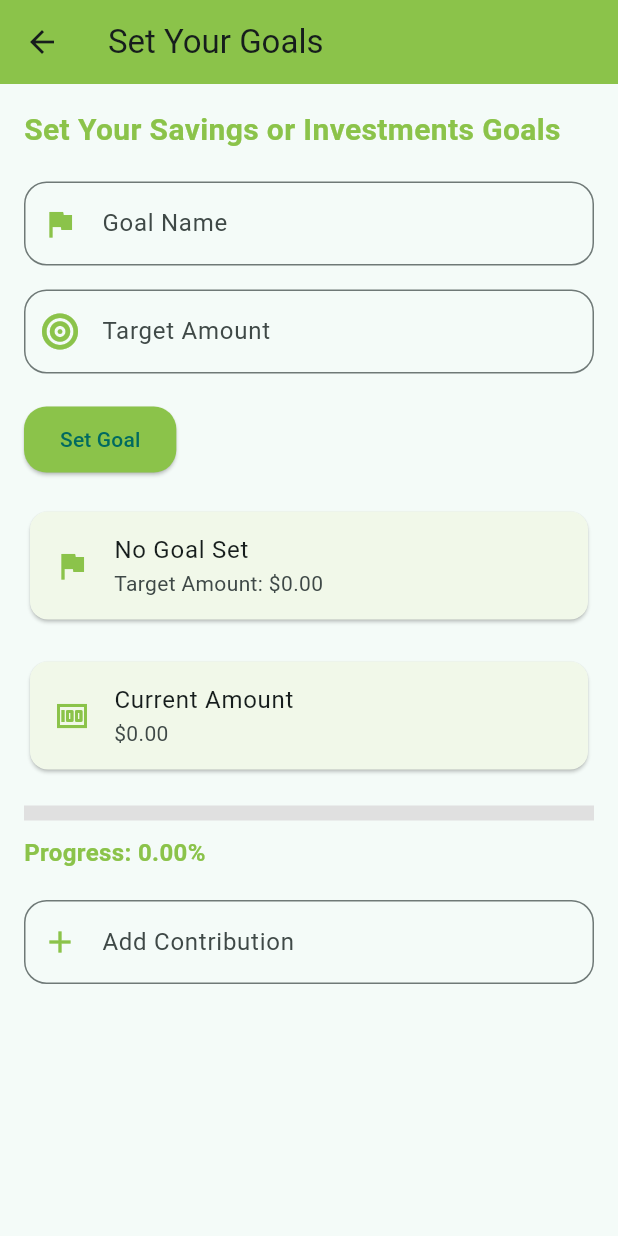
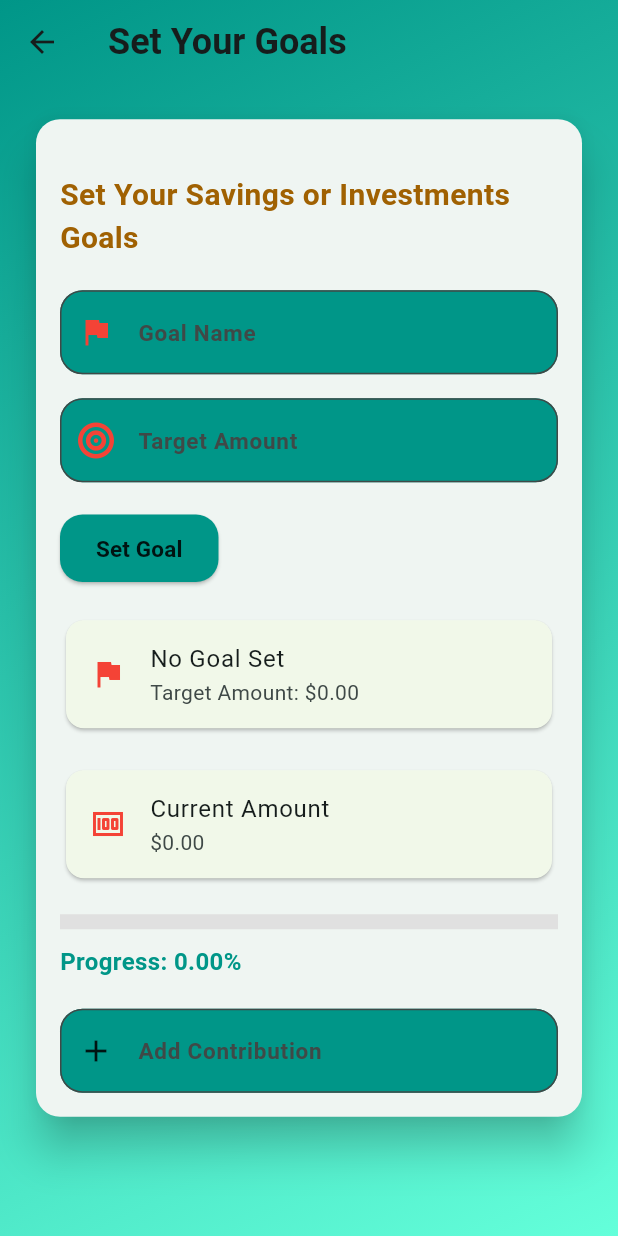
Before and after one commit to DuminduMalinga/first_project, a Flutter app: the GoalScreen screen opened directly, on a phone screen of 412 x 824 dp. Run offline on Flutter 3.47's test engine with Material 3 defaults, Android fonts, the phone set to English and light mode, and no system bars; our stand-ins replace firebase_core, font_awesome_flutter; accounts and stored records are empty.

Commit message:
Modifying The Screens with new look

```diff
--- a/lib/screens/Budget_screen.dart
+++ b/lib/screens/Budget_screen.dart
@@ -131,10 +131,7 @@ class _BudgetScreenState extends State<BudgetScreen>
                         keyboardType: TextInputType.number,
                         decoration: const InputDecoration(
                           labelText: 'Enter Your Budget Amount',
-                          prefixIcon: const Icon(
-                            Icons.wallet,
-                            color: Colors.orange,
-                          ),
+                          prefixIcon: Icon(Icons.wallet, color: Colors.orange),
                           border: OutlineInputBorder(
                             borderRadius: BorderRadius.all(Radius.circular(15)),
                           ),
--- a/lib/screens/Dashboard_screen.dart
+++ b/lib/screens/Dashboard_screen.dart
@@ -6,7 +6,6 @@ import 'Expence_screen.dart';
 import 'Investments_screen.dart';
 import 'Meetings_screen.dart';
 import 'Budget_screen.dart';
-import 'Goal_screen.dart';
 
 class DashboardScreen extends StatelessWidget {
   const DashboardScreen({super.key});
--- a/lib/screens/Expence_screen.dart
+++ b/lib/screens/Expence_screen.dart
@@ -57,7 +57,7 @@ class _ExpenseScreenState extends State<ExpenseScreen> {
               surface: Colors.black,
               onSurface: Colors.white,
             ),
-            dialogBackgroundColor: Colors.black87,
+            dialogTheme: DialogThemeData(backgroundColor: Colors.black87),
           ),
           child: child!,
         );
--- a/lib/screens/Goal_screen.dart
+++ b/lib/screens/Goal_screen.dart
@@ -8,12 +8,35 @@ class GoalScreen extends StatefulWidget {
   _GoalScreenState createState() => _GoalScreenState();
 }
 
-class _GoalScreenState extends State<GoalScreen> {
+class _GoalScreenState extends State<GoalScreen>
+    with SingleTickerProviderStateMixin {
   final _goalNameController = TextEditingController();
   final _targetAmountController = TextEditingController();
   double _currentAmount = 0.0;
   double _targetAmount = 0.0;
   double _progress = 0.0;
+
+  late final AnimationController _controller;
+  late Animation<double> _fadeAnimation;
+
+  @override
+  void initState() {
+    super.initState();
+    _controller = AnimationController(
+      vsync: this,
+      duration: const Duration(milliseconds: 600),
+    );
+    _fadeAnimation = CurvedAnimation(parent: _controller, curve: Curves.easeIn);
+    _controller.forward();
+  }
+
+  @override
+  void dispose() {
+    _goalNameController.dispose();
+    _targetAmountController.dispose();
+    _controller.dispose();
+    super.dispose();
+  }
 
   void _setGoal() {
     double target = double.tryParse(_targetAmountController.text) ?? 0.0;
@@ -39,7 +62,7 @@ class _GoalScreenState extends State<GoalScreen> {
   void _addContribution(double amount) {
     if (amount > 0 && _currentAmount + amount <= _targetAmount) {
       setState(() {
-        _currentAmount;
+        _currentAmount += amount;
         _updateProgress();
       });
       ScaffoldMessenger.of(
@@ -64,21 +87,48 @@ class _GoalScreenState extends State<GoalScreen> {
   @override
   Widget build(BuildContext context) {
     return Scaffold(
+      extendBodyBehindAppBar: true,
       appBar: AppBar(
-        title: const Text('Set Your Goals'),
-        backgroundColor: Colors.lightGreen,
+        title: const Text(
+          'Set Your Goals',
+          style: TextStyle(fontSize: 24, fontWeight: FontWeight.bold),
         ),
-      body: Padding(
+        backgroundColor: Colors.transparent,
+        elevation: 0,
+      ),
+      body: Container(
+        decoration: const BoxDecoration(
+          gradient: LinearGradient(
+            colors: [Colors.teal, Colors.tealAccent],
+            begin: Alignment.topLeft,
+            end: Alignment.bottomRight,
+          ),
+        ),
+        child: FadeTransition(
+          opacity: _fadeAnimation,
+          child: Center(
+            child: Card(
+              elevation: 12,
+              margin: const EdgeInsets.symmetric(horizontal: 24),
+              shape: RoundedRectangleBorder(
+                borderRadius: BorderRadius.circular(16),
+              ),
+              // color: Colors.white.withOpacity(0.95),
+              child: Padding(
                 padding: const EdgeInsets.all(16.0),
                 child: Column(
                   crossAxisAlignment: CrossAxisAlignment.start,
+                  mainAxisSize: MainAxisSize.min,
                   children: [
-            const Text(
+                    const SizedBox(height: 20),
+                    Center(
+                      child: Text(
                         'Set Your Savings or Investments Goals',
                         style: TextStyle(
                           fontSize: 20,
                           fontWeight: FontWeight.bold,
-                color: Colors.lightGreen,
+                          color: Color.fromARGB(255, 160, 97, 2),
+                        ),
                       ),
                     ),
                     const SizedBox(height: 20),
@@ -86,10 +136,16 @@ class _GoalScreenState extends State<GoalScreen> {
                       controller: _goalNameController,
                       decoration: const InputDecoration(
                         labelText: 'Goal Name',
-                prefixIcon: Icon(Icons.flag, color: Colors.lightGreen),
+                        labelStyle: TextStyle(
+                          fontSize: 15,
+                          fontWeight: FontWeight.bold,
+                        ),
+                        prefixIcon: Icon(Icons.flag, color: Colors.red),
                         border: OutlineInputBorder(
                           borderRadius: BorderRadius.all(Radius.circular(15)),
                         ),
+                        filled: true,
+                        fillColor: Colors.teal,
                       ),
                     ),
                     const SizedBox(height: 16),
@@ -98,21 +154,34 @@ class _GoalScreenState extends State<GoalScreen> {
                       keyboardType: TextInputType.number,
                       decoration: const InputDecoration(
                         labelText: 'Target Amount',
+                        labelStyle: TextStyle(
+                          fontSize: 15,
+                          fontWeight: FontWeight.bold,
+                        ),
                         prefixIcon: Icon(
                           FontAwesomeIcons.bullseye,
-                  color: Colors.lightGreen,
+                          color: Colors.red,
                         ),
                         border: OutlineInputBorder(
                           borderRadius: BorderRadius.all(Radius.circular(15)),
                         ),
+                        filled: true,
+                        fillColor: Colors.teal,
                       ),
                     ),
                     const SizedBox(height: 20),
                     ElevatedButton(
                       onPressed: _setGoal,
-              child: const Text('Set Goal'),
+                      child: const Text(
+                        'Set Goal',
+                        style: TextStyle(
+                          fontSize: 15,
+                          fontWeight: FontWeight.bold,
+                          color: Colors.black87,
+                        ),
+                      ),
                       style: ElevatedButton.styleFrom(
-                backgroundColor: Colors.lightGreen,
+                        backgroundColor: Colors.teal,
                         padding: const EdgeInsets.symmetric(
                           horizontal: 24,
                           vertical: 12,
@@ -126,7 +195,7 @@ class _GoalScreenState extends State<GoalScreen> {
                     Card(
                       color: Colors.lightGreen[50],
                       child: ListTile(
-                leading: Icon(Icons.flag, color: Colors.lightGreen),
+                        leading: Icon(Icons.flag, color: Colors.red),
                         title: Text(
                           _goalNameController.text.isEmpty
                               ? 'No Goal Set'
@@ -141,9 +210,11 @@ class _GoalScreenState extends State<GoalScreen> {
                     Card(
                       color: Colors.lightGreen[50],
                       child: ListTile(
-                leading: Icon(Icons.money, color: Colors.lightGreen),
+                        leading: Icon(Icons.money, color: Colors.red),
                         title: const Text('Current Amount'),
-                subtitle: Text('\$${_currentAmount.toStringAsFixed(2)}'),
+                        subtitle: Text(
+                          '\$${_currentAmount.toStringAsFixed(2)}',
+                        ),
                       ),
                     ),
                     const SizedBox(height: 20),
@@ -159,7 +230,7 @@ class _GoalScreenState extends State<GoalScreen> {
                       style: const TextStyle(
                         fontSize: 16,
                         fontWeight: FontWeight.bold,
-                color: Colors.lightGreen,
+                        color: Colors.teal,
                       ),
                     ),
                     const SizedBox(height: 20),
@@ -167,10 +238,16 @@ class _GoalScreenState extends State<GoalScreen> {
                       keyboardType: TextInputType.number,
                       decoration: const InputDecoration(
                         labelText: 'Add Contribution',
-                prefixIcon: Icon(Icons.add, color: Colors.lightGreen),
+                        labelStyle: TextStyle(
+                          fontSize: 15,
+                          fontWeight: FontWeight.bold,
+                        ),
+                        prefixIcon: Icon(Icons.add, color: Colors.black87),
                         border: OutlineInputBorder(
                           borderRadius: BorderRadius.all(Radius.circular(15)),
                         ),
+                        filled: true,
+                        fillColor: Colors.teal,
                       ),
                       onSubmitted: (value) =>
                           _addContribution(double.tryParse(value) ?? 0.0),
@@ -178,6 +255,10 @@ class _GoalScreenState extends State<GoalScreen> {
                   ],
                 ),
               ),
+            ),
+          ),
+        ),
+      ),
     );
   }
 }
--- a/lib/screens/Income_screen.dart
+++ b/lib/screens/Income_screen.dart
@@ -58,7 +58,7 @@ class _IncomeScreenState extends State<IncomeScreen>
               surface: Colors.grey[800]!,
               onSurface: Colors.white,
             ),
-            dialogBackgroundColor: Colors.black87,
+            dialogTheme: DialogThemeData(backgroundColor: Colors.black87),
           ),
           child: child!,
         );
--- a/lib/screens/Signup_screen.dart
+++ b/lib/screens/Signup_screen.dart
@@ -1,7 +1,6 @@
 //import 'dart:math';
 
 import 'package:flutter/material.dart';
-import 'package:font_awesome_flutter/font_awesome_flutter.dart';
 import 'package:font_awesome_flutter/font_awesome_flutter.dart';
 
 class SignupScreen extends StatefulWidget {
```
Lines whose indentation alone changed are shown as unchanged.
